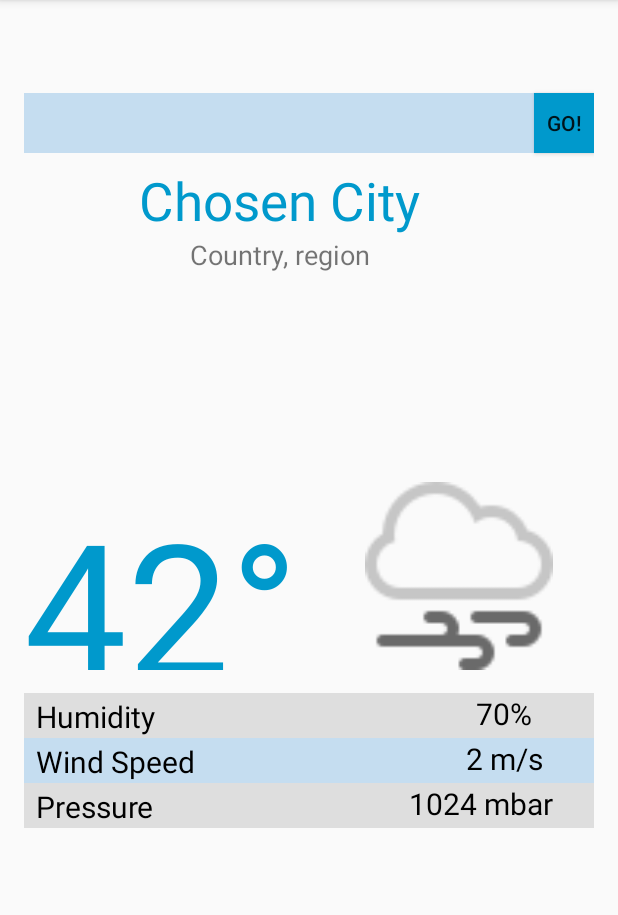
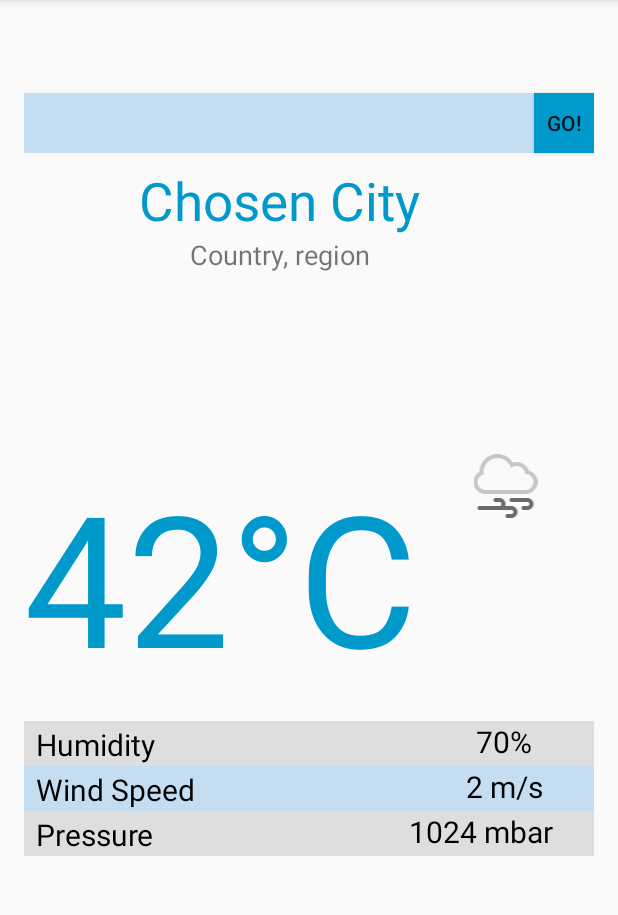
Before and after one commit to Rextuz/weather-together, an Android app: the screen it shows after launch (MainActivity), on a phone screen of 412 x 824 dp, the part 84-999 px from its top. Run offline under Robolectric (Android 15) with nearby library versions, the phone set to English and light mode, and no system bars.

Commit message:
Units added

```diff
--- a/app/src/main/java/com/rextuz/weathertogether/activities/MainActivity.java
+++ b/app/src/main/java/com/rextuz/weathertogether/activities/MainActivity.java
@@ -12,7 +12,6 @@ import android.view.View;
 import android.widget.Button;
 import android.widget.EditText;
 import android.widget.TextView;
-import android.widget.Toast;
 
 import com.rextuz.weathertogether.R;
 import com.rextuz.weathertogether.WeatherEntity;
@@ -29,25 +28,31 @@ public class MainActivity extends AppCompatActivity {
         setSupportActionBar(toolbar);
 
         // Place text edit
-        final EditText editText = (EditText) findViewById(R.id.editText);
+        final EditText editTextPlace = (EditText) findViewById(R.id.editText);
 
         // Get weather button
         Button getWeatherButton = (Button) findViewById(R.id.button);
         getWeatherButton.setOnClickListener(new View.OnClickListener() {
             @Override
             public void onClick(View view) {
-                String place = editText.getText().toString();
+                String place = editTextPlace.getText().toString();
 
                 // TODO: call getters with units
                 // Get temperature units
                 SharedPreferences sf = getSharedPreferences("com.rextuz.weathertogether", Context.MODE_PRIVATE);
-                sf.getString("temperature_units", "C");
+                String units = sf.getString("temperature_units", "C");
 
                 // Get weather from Yahoo and show it
                 WeatherServiceInterface yahooWeather = new YahooWeather();
                 WeatherEntity weather = yahooWeather.getCurrentWeather(place);
                 ((TextView) findViewById(R.id.city)).setText(weather.getCity());
-                ((TextView) findViewById(R.id.temperature)).setText(weather.getTemperature() + weather.getTemperatureUnit());
+
+                // Temperature
+                String temperature = units;
+                if (!units.equals("K"))
+                    temperature = "°" + temperature;
+                ((TextView) findViewById(R.id.temperature)).setText(weather.getTemperature(units) + temperature);
+
                 String countryRegion = weather.getCountry();
                 if (!weather.getRegion().isEmpty())
                     countryRegion += ", " + weather.getRegion();
@@ -70,6 +75,15 @@ public class MainActivity extends AppCompatActivity {
     }
 
     @Override
+    protected void onResume() {
+        super.onResume();
+        EditText editTextPlace = (EditText) findViewById(R.id.editText);
+        Button getWeatherButton = (Button) findViewById(R.id.button);
+        if (!editTextPlace.getText().toString().isEmpty())
+            getWeatherButton.callOnClick();
+    }
+
+    @Override
     public boolean onOptionsItemSelected(MenuItem item) {
         // Handle action bar item clicks here. The action bar will
         // automatically handle clicks on the Home/Up button, so long
--- a/app/src/main/res/layout/content_main.xml
+++ b/app/src/main/res/layout/content_main.xml
@@ -37,8 +37,8 @@
         android:layout_alignParentEnd="true" />
 
     <TextView
-        android:layout_width="200dp"
-        android:layout_height="125dp"
+        android:layout_width="wrap_content"
+        android:layout_height="wrap_content"
         android:textAppearance="?android:attr/textAppearanceLarge"
         android:text="@string/gradus"
         android:id="@+id/temperature"
@@ -50,7 +50,7 @@
 
     <ImageView
         android:layout_width="wrap_content"
-        android:layout_height="125dp"
+        android:layout_height="wrap_content"
         android:id="@+id/imageView"
         android:layout_alignTop="@+id/temperature"
         android:layout_toRightOf="@+id/temperature"
```
Also changed, not shown: app/src/main/java/com/rextuz/weathertogether/WeatherEntity.java (+11 -8 lines), app/src/main/java/com/rextuz/weathertogether/activities/SettingsActivity.java (+13 -0 lines).
